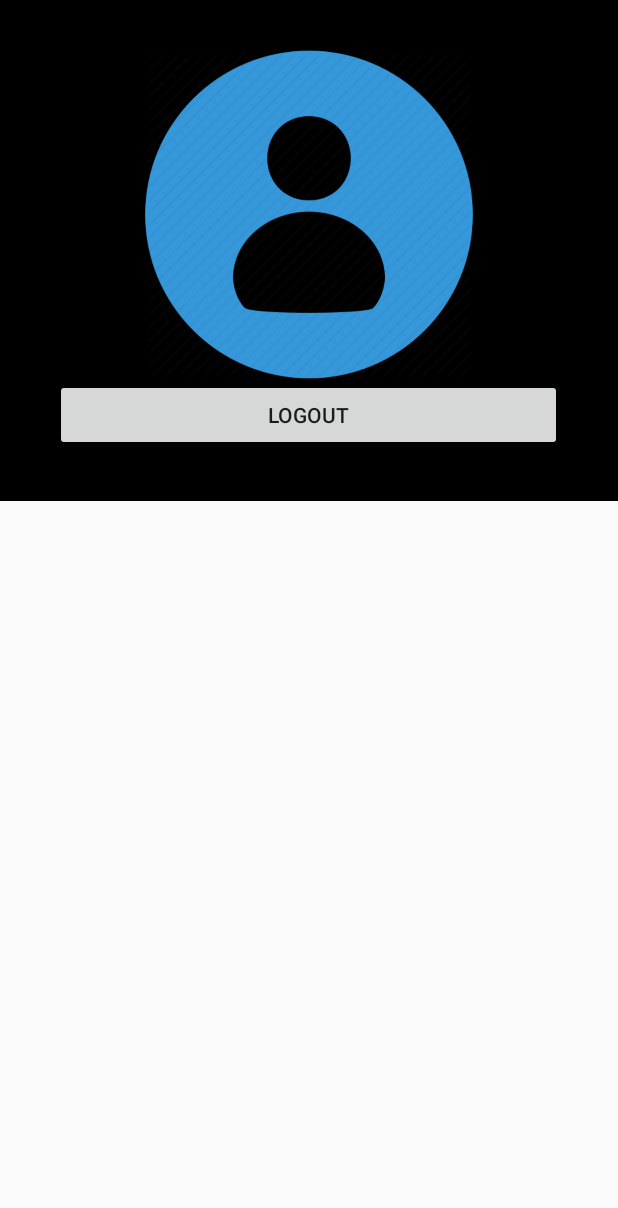
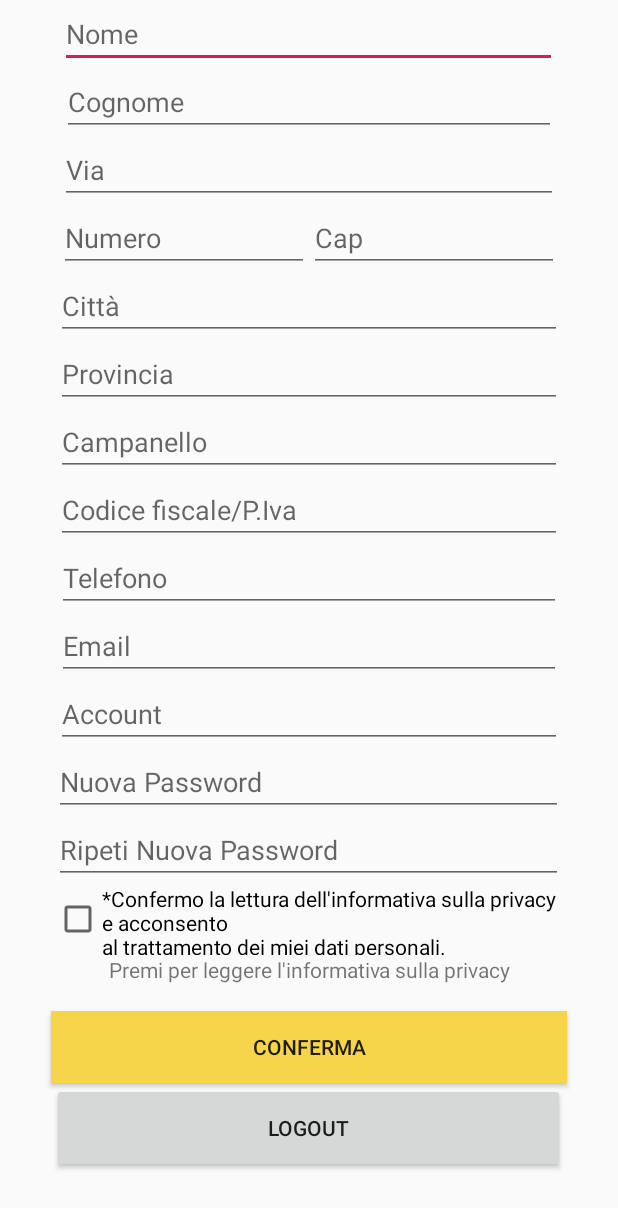
Before and after one commit to ValerioLy/GinzoApp, an Android app: the profileActivity screen opened directly, with no data from a screen before it, on a phone screen of 412 x 824 dp. Shown: the top 1208 px of the screen. Run offline under Robolectric (Android 15) with nearby library versions, the phone set to English and light mode, and no system bars; our stand-ins replace Firebase (no records; nobody signed in at launch, a user with empty details on screens opened directly).

Commit message:
account grafica

```diff
--- a/app/src/main/java/com/stockato/ginzo/OreTavolo.java
+++ b/app/src/main/java/com/stockato/ginzo/OreTavolo.java
@@ -86,7 +86,7 @@ public class OreTavolo extends AppCompatActivity {
                     bundle.putString("id", idPassato);
                     bundle.putString("data", dataPassato);
                     bundle.putString("ora", txtOra);
-                Log.i("diocristo", "OreTavolo"+idPassato);
+                Log.i("idpassato", "OreTavolo"+idPassato);
                     intent.putExtras(bundle);
                     startActivity(intent);
             }
--- a/app/src/main/java/com/stockato/ginzo/RegisterActivity.java
+++ b/app/src/main/java/com/stockato/ginzo/RegisterActivity.java
@@ -27,7 +27,7 @@ public class RegisterActivity extends AppCompatActivity {
     FirebaseAuth mAuth;
     User user;
     DatabaseReference reference;
-    long id;
+    String key;
 
     @Override
     protected void onCreate(Bundle savedInstanceState) {
@@ -46,24 +46,6 @@ public class RegisterActivity extends AppCompatActivity {
 
         user = new User();
         reference = FirebaseDatabase.getInstance().getReference().child("User");
-
-
-       reference.addValueEventListener(new ValueEventListener() {
-           @Override
-           public void onDataChange(@NonNull DataSnapshot dataSnapshot) {
-              if(dataSnapshot.exists()){
-            id = dataSnapshot.getChildrenCount();
-              }
-           }
-
-           @Override
-           public void onCancelled(@NonNull DatabaseError databaseError) {
-
-           }
-       });
-
-
-
 
         login.setOnClickListener(new View.OnClickListener() {
             @Override
@@ -87,9 +69,9 @@ public class RegisterActivity extends AppCompatActivity {
                                             Toast.LENGTH_SHORT).show();
                                     Intent intent = new Intent(RegisterActivity.this, MainActivity.class);
                                     startActivity(intent);
-
+                                    key =reference.push().getKey();
                                     user.setEmail(emailTxt.getText().toString().trim());
-                                    reference.child(String.valueOf(id+1)).setValue(user);
+                                    reference.child(key).setValue(user);
                                     Toast.makeText(RegisterActivity.this, "Utente aggiornato nel DB", Toast.LENGTH_SHORT).show();
 
 
--- a/app/src/main/java/com/stockato/ginzo/prenotaActivity.java
+++ b/app/src/main/java/com/stockato/ginzo/prenotaActivity.java
@@ -73,7 +73,7 @@ public class prenotaActivity extends AppCompatActivity {
                 startActivity(intent);
                 dataP.setGiorno(dataCurrent);
                 reference.child(key).setValue(dataP);
-                Log.i("diocristo", "prenotaActivity"+key);
+                Log.i("idpassato", "prenotaActivity"+key);
                 Toast.makeText(prenotaActivity.this, "Data aggiornato nel DB", Toast.LENGTH_SHORT).show();
             }
         });
--- a/app/src/main/java/com/stockato/ginzo/profileActivity.java
+++ b/app/src/main/java/com/stockato/ginzo/profileActivity.java
@@ -7,6 +7,8 @@ import android.os.Bundle;
 import android.util.Log;
 import android.view.View;
 import android.widget.Button;
+import android.widget.CheckBox;
+import android.widget.EditText;
 import android.widget.TextView;
 import android.widget.Toast;
 
@@ -21,8 +23,10 @@ import com.google.firebase.database.FirebaseDatabase;
 import com.google.firebase.database.ValueEventListener;
 
 public class profileActivity extends AppCompatActivity {
-    TextView email;
-    Button logoutBtn;
+    EditText nome, cognome, via, numero, cap, citta, provincia, campanello, codice, telefono, email, account, pwsnuova, psw;
+    TextView privacy;
+    Button logoutBtn, conferma;
+    CheckBox check;
     private DatabaseReference mDatabase;
 
     @Override
@@ -31,15 +35,29 @@ public class profileActivity extends AppCompatActivity {
         setContentView(R.layout.activity_profile);
 
         getSupportActionBar().hide();
+        privacy = findViewById(R.id.privacy);
+        nome = findViewById(R.id.nome);
+        cognome = findViewById(R.id.cognome);
+        via = findViewById(R.id.via);
+        numero = findViewById(R.id.numero);
+        cap = findViewById(R.id.cap);
+        citta = findViewById(R.id.citta);
+        provincia = findViewById(R.id.provincia);
+        campanello = findViewById(R.id.campanello);
+        codice = findViewById(R.id.codice);
+        telefono = findViewById(R.id.telefono);
+        email = findViewById(R.id.email);
+        account = findViewById(R.id.account);
+        pwsnuova = findViewById(R.id.pwsnuova);
+        psw = findViewById(R.id.psw);
+        logoutBtn = findViewById(R.id.logoutBtn);
+        conferma = findViewById(R.id.conferma);
+        check = findViewById(R.id.check);
 
-
-        email = findViewById(R.id.email);
-        logoutBtn = findViewById(R.id.logoutBtn);
-
+        check.setText("*Confermo la lettura dell'informativa sulla privacy e acconsento " + "\n" + "al trattamento dei miei dati personali.");
 
         mDatabase = FirebaseDatabase.getInstance().getReference().child("User");
         final FirebaseUser user = FirebaseAuth.getInstance().getCurrentUser();
-
 
 
         mDatabase.addValueEventListener(new ValueEventListener() {
@@ -48,9 +66,9 @@ public class profileActivity extends AppCompatActivity {
                 if (dataSnapshot.exists()) {
 
                     for (DataSnapshot chidSnap : dataSnapshot.getChildren()) {
-                        Log.v("profile",""+ chidSnap.getKey());
-                        Log.v("profile",""+ chidSnap.child("email").getValue());
-                     email.setText((CharSequence) chidSnap.child("email").getValue());
+                        Log.v("profile", "" + chidSnap.getKey());
+                        Log.v("profile", "" + chidSnap.child("email").getValue());
+                        email.setText((CharSequence) chidSnap.child("email").getValue());
 
                     }
 
@@ -63,10 +81,6 @@ public class profileActivity extends AppCompatActivity {
                 Log.w("profile", "Failed to read value.", error.toException());
             }
         });
-
-
-
-
 
 
         logoutBtn.setOnClickListener(new View.OnClickListener() {
--- a/app/src/main/res/layout/activity_profile.xml
+++ b/app/src/main/res/layout/activity_profile.xml
@@ -1,62 +1,176 @@
 <?xml version="1.0" encoding="utf-8"?>
-<android.support.constraint.ConstraintLayout xmlns:android="http://schemas.android.com/apk/res/android"
+<LinearLayout xmlns:android="http://schemas.android.com/apk/res/android"
     xmlns:app="http://schemas.android.com/apk/res-auto"
     xmlns:tools="http://schemas.android.com/tools"
     android:layout_width="match_parent"
     android:layout_height="match_parent"
+    android:orientation="vertical"
     tools:context=".profileActivity">
 
+    <EditText
+        android:id="@+id/nome"
+        android:layout_width="331dp"
+        android:layout_height="wrap_content"
+        android:layout_gravity="center"
+        android:ems="10"
+        android:hint="Nome"
+        android:inputType="textPersonName" />
+
+    <EditText
+        android:id="@+id/cognome"
+        android:layout_width="329dp"
+        android:layout_height="wrap_content"
+        android:layout_gravity="center"
+        android:ems="10"
+        android:hint="Cognome"
+        android:inputType="textPersonName" />
+
+    <EditText
+        android:id="@+id/via"
+        android:layout_width="332dp"
+        android:layout_height="wrap_content"
+        android:layout_gravity="center"
+        android:ems="10"
+        android:hint="Via"
+        android:inputType="textPersonName" />
+
     <LinearLayout
-        android:id="@+id/linearLayout"
-        android:layout_width="match_parent"
-        android:layout_height="334dp"
-        android:background="@color/colorSplashBackground"
-        android:gravity="center_horizontal|center_vertical"
-        android:orientation="vertical"
-        tools:layout_editor_absoluteX="0dp"
-        tools:layout_editor_absoluteY="0dp">
+        android:layout_width="333dp"
+        android:layout_height="wrap_content"
+        android:layout_gravity="center"
+        android:orientation="horizontal">
 
-        <ImageView
-            android:id="@+id/imageView4"
-            android:layout_width="253dp"
-            android:layout_height="219dp"
-            app:srcCompat="@drawable/icon" />
+        <EditText
+            android:id="@+id/numero"
+            android:layout_width="wrap_content"
+            android:layout_height="wrap_content"
+            android:layout_weight="1"
+            android:ems="10"
+            android:hint="Numero"
+            android:inputType="textPersonName" />
 
-        <Button
-            android:id="@+id/logoutBtn"
-            android:layout_width="338dp"
+        <EditText
+            android:id="@+id/cap"
+            android:layout_width="wrap_content"
             android:layout_height="wrap_content"
-            android:text="Logout" />
+            android:layout_weight="1"
+            android:ems="10"
+            android:hint="Cap"
+            android:inputType="textPersonName" />
     </LinearLayout>
 
-    <android.support.constraint.ConstraintLayout
-        android:id="@+id/constraintLayout"
-        android:layout_width="match_parent"
-        android:layout_height="396dp"
-        tools:layout_editor_absoluteX="0dp"
-        tools:layout_editor_absoluteY="334dp">
+    <EditText
+        android:id="@+id/citta"
+        android:layout_width="337dp"
+        android:layout_height="wrap_content"
+        android:layout_gravity="center"
+        android:ems="10"
+        android:hint="Città"
+        android:inputType="textPersonName" />
 
-    </android.support.constraint.ConstraintLayout>
+    <EditText
+        android:id="@+id/provincia"
+        android:layout_width="337dp"
+        android:layout_height="wrap_content"
+        android:layout_gravity="center"
+        android:ems="10"
+        android:hint="Provincia"
+        android:inputType="textPersonName" />
+
+    <EditText
+        android:id="@+id/campanello"
+        android:layout_width="337dp"
+        android:layout_height="wrap_content"
+        android:layout_gravity="center"
+        android:ems="10"
+        android:hint="Campanello"
+        android:inputType="textPersonName" />
+
+    <EditText
+        android:id="@+id/codice"
+        android:layout_width="337dp"
+        android:layout_height="wrap_content"
+        android:layout_gravity="center"
+        android:ems="10"
+        android:hint="Codice fiscale/P.Iva"
+        android:inputType="textPersonName" />
+
+    <EditText
+        android:id="@+id/telefono"
+        android:layout_width="336dp"
+        android:layout_height="wrap_content"
+        android:layout_gravity="center"
+        android:ems="10"
+        android:hint="Telefono"
+        android:inputType="textPersonName" />
+
+    <EditText
+        android:id="@+id/email"
+        android:layout_width="336dp"
+        android:layout_height="wrap_content"
+        android:layout_gravity="center"
+        android:layout_marginStart="8dp"
+        android:layout_marginEnd="8dp"
+        android:hint="Email"
+        android:textSize="18sp" />
+
+    <EditText
+        android:id="@+id/account"
+        android:layout_width="337dp"
+        android:layout_height="wrap_content"
+        android:layout_gravity="center"
+        android:ems="10"
+        android:hint="Account"
+        android:inputType="textPersonName" />
+
+    <EditText
+        android:id="@+id/pwsnuova"
+        android:layout_width="339dp"
+        android:layout_height="wrap_content"
+        android:layout_gravity="center"
+        android:ems="10"
+        android:hint="Nuova Password"
+        android:inputType="textPersonName" />
+
+    <EditText
+        android:id="@+id/psw"
+        android:layout_width="339dp"
+        android:layout_height="wrap_content"
+        android:layout_gravity="center"
+        android:ems="10"
+        android:hint="Ripeti Nuova Password"
+        android:inputType="textPersonName" />
+
+    <CheckBox
+        android:id="@+id/check"
+        android:layout_width="340dp"
+        android:layout_height="47dp"
+        android:layout_gravity="center"
+        android:hint="CheckBox" />
 
     <TextView
-        android:id="@+id/email"
-        android:layout_width="271dp"
-        android:layout_height="71dp"
-        android:layout_marginStart="8dp"
-        android:layout_marginEnd="8dp"
-        android:layout_marginBottom="16dp"
-        android:textAlignment="center"
-        android:textSize="24sp"
-        app:layout_constraintBottom_toTopOf="@+id/guideline29"
-        app:layout_constraintEnd_toEndOf="parent"
-        app:layout_constraintHorizontal_bias="0.419"
-        app:layout_constraintStart_toStartOf="parent" />
+        android:id="@+id/privacy"
+        android:layout_width="341dp"
+        android:layout_height="37dp"
+        android:layout_gravity="center"
+        android:text="Premi per leggere l'informativa sulla privacy"
+        android:textAlignment="center" />
 
-    <android.support.constraint.Guideline
-        android:id="@+id/guideline29"
-        android:layout_width="wrap_content"
+    <Button
+        android:id="@+id/conferma"
+        android:layout_width="344dp"
         android:layout_height="wrap_content"
-        android:orientation="horizontal"
-        app:layout_constraintGuide_begin="474dp" />
+        android:layout_gravity="center"
+        android:background="@color/colorYellow"
+        android:text="CONFERMA" />
 
-</android.support.constraint.ConstraintLayout>
+    <Button
+        android:id="@+id/logoutBtn"
+        android:layout_width="342dp"
+        android:layout_height="60dp"
+        android:layout_gravity="center"
+        android:text="Logout"
+        tools:layout_editor_absoluteX="37dp"
+        tools:layout_editor_absoluteY="143dp" />
+
+</LinearLayout>
```
